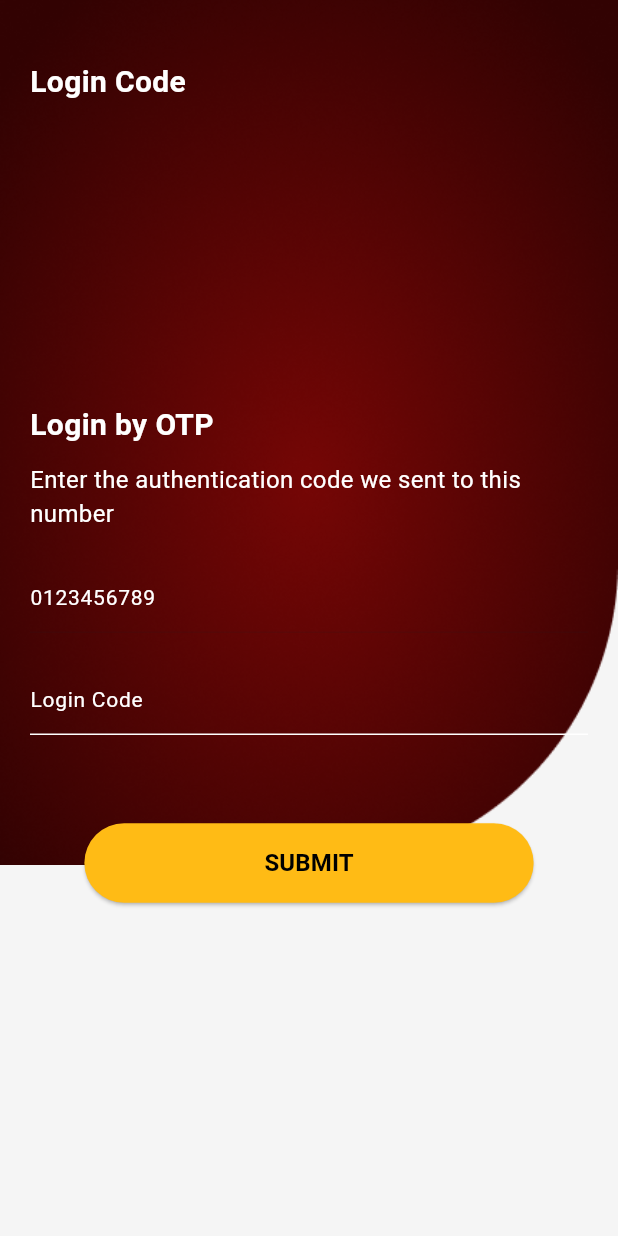
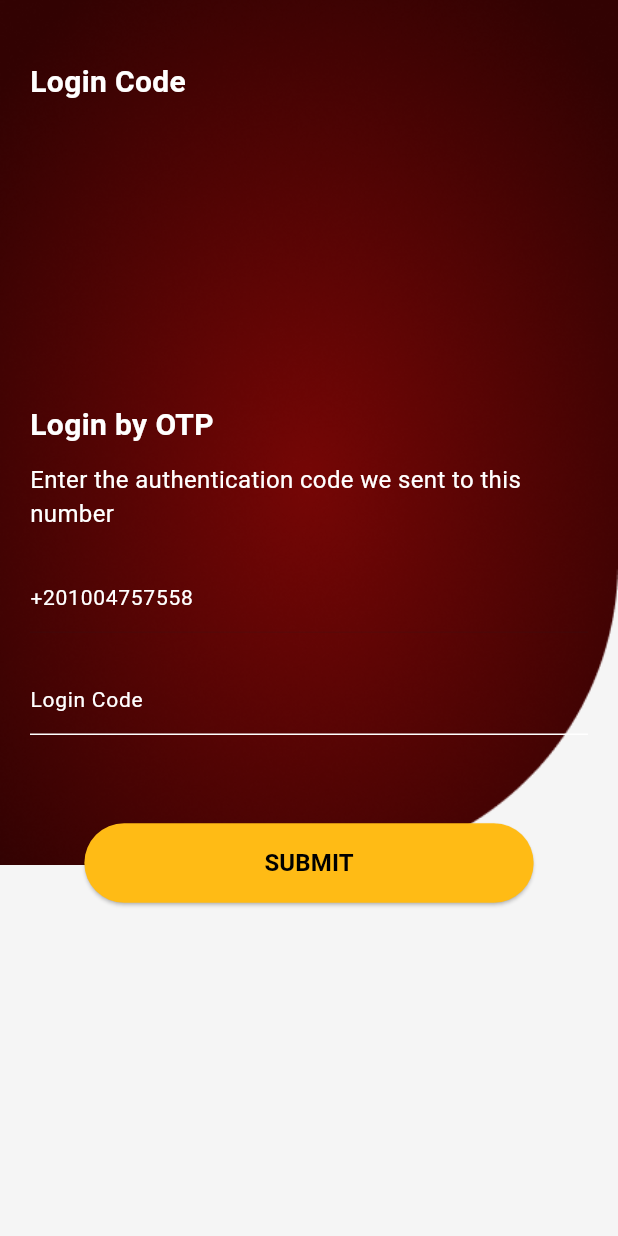
Before and after one commit to SamirYousri/Buzzer-Task, a Flutter app: the LoginCodeView screen opened by its route, on a phone screen of 412 x 824 dp. Run offline on Flutter 3.47's test engine with Material 3 defaults, Android fonts, the phone set to English and light mode, and no system bars; our stand-ins replace bloc, cloud_firestore, firebase_auth, firebase_core, flutter_bloc; accounts and stored records are empty.

Commit message:
get number to login code

```diff
--- a/lib/views/login_code_view.dart
+++ b/lib/views/login_code_view.dart
@@ -15,6 +15,9 @@ class LoginCodeView extends StatelessWidget {
 
   @override
   Widget build(BuildContext context) {
+    final phoneNumber = ModalRoute.of(context)!.settings.arguments as String? ??
+        '+201004757558';
+
     return BlocListener<OtpCubit, OtpState>(
       listener: (context, state) {
         if (state is OtpVerified) {
@@ -69,7 +72,7 @@ class LoginCodeView extends StatelessWidget {
                           const SizedBox(height: 10),
                           CustomTextField(
                             controller: staticPhoneController,
-                            hintText: '0123456789',
+                            hintText: phoneNumber,
                             isEnabled: false,
                           ),
                           CustomTextField(
--- a/lib/views/login_view.dart
+++ b/lib/views/login_view.dart
@@ -103,6 +103,9 @@ class LoginScreen extends StatelessWidget {
                               if (_formKey.currentState?.validate() ?? false) {
                                 final phone = phoneController.text;
                                 context.read<OtpCubit>().sendOtp(phone);
+
+                                Navigator.pushNamed(context, '/loginCode',
+                                    arguments: phone);
                               }
                             },
                           );
```
